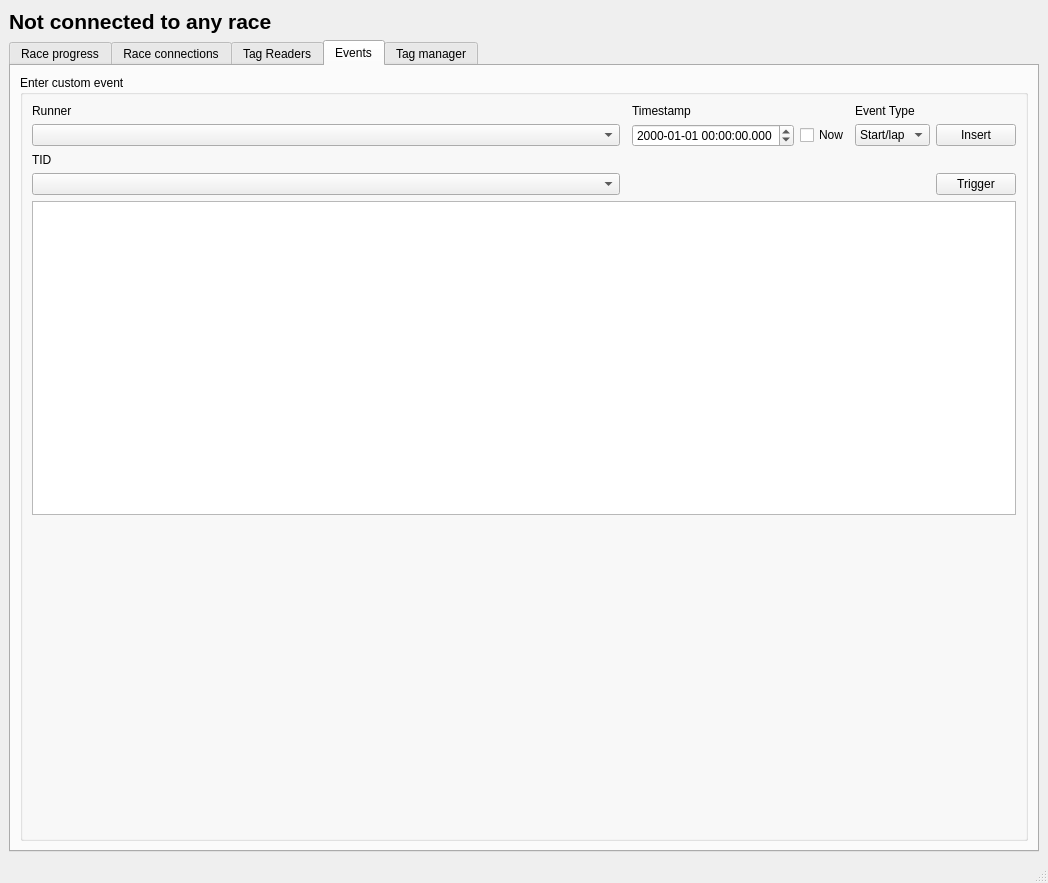
This is software/src/mainwindow.ui in nfogh/Racetiming as Qt 5 draws it before an edit. The edited form follows.
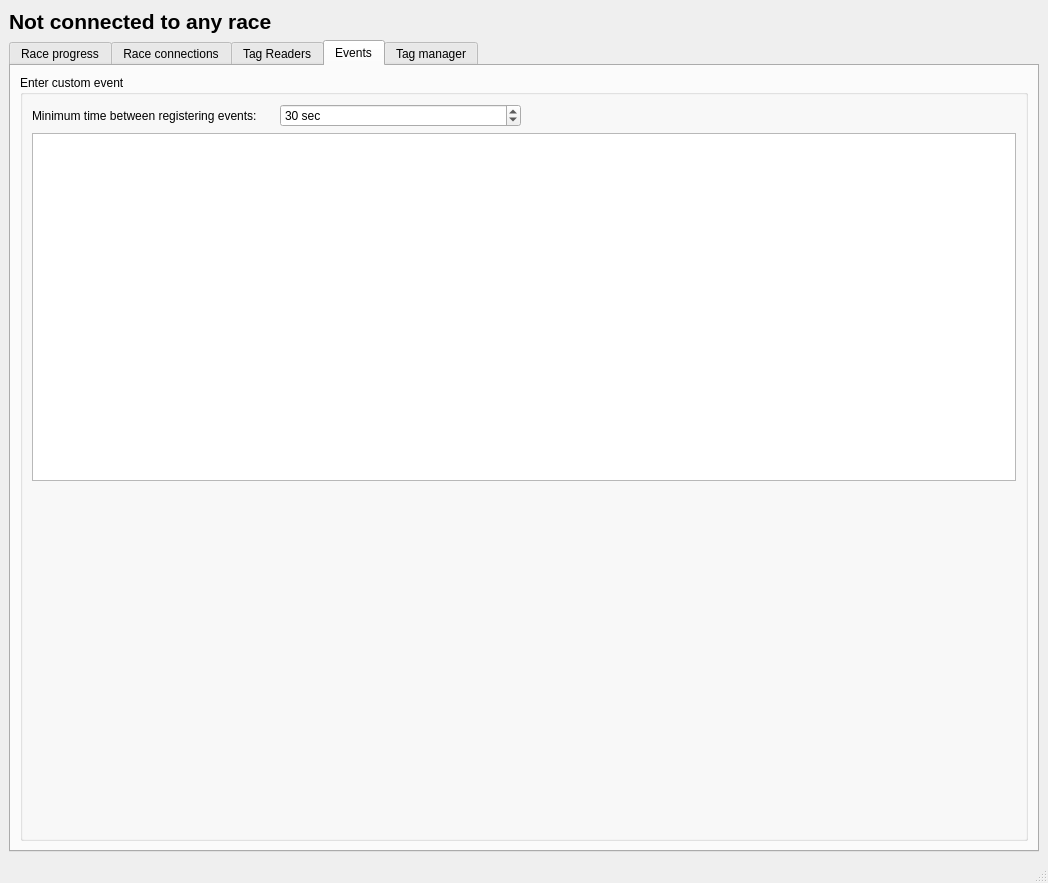
This is the edited form. The open tabs and pages were chosen to show the change. Custom widgets are drawn as their Qt base class.

Commit message: Added ability to set minimum time between events

The edit to the form file:
```diff
--- a/software/src/mainwindow.ui
+++ b/software/src/mainwindow.ui
@@ -31,7 +31,7 @@
     <item>
      <widget class="QTabWidget" name="tabWidget">
       <property name="currentIndex">
-       <number>4</number>
+       <number>3</number>
       </property>
       <widget class="QWidget" name="tab">
        <attribute name="title">
@@ -385,42 +385,10 @@
            <string>Enter custom event</string>
           </property>
           <layout class="QGridLayout" name="gridLayout_5">
-           <item row="1" column="4">
-            <widget class="QComboBox" name="customEventEventTypeComboBox">
-             <item>
-              <property name="text">
-               <string>Start/lap</string>
-              </property>
-             </item>
-             <item>
-              <property name="text">
-               <string>Finish</string>
-              </property>
-             </item>
-            </widget>
+           <item row="1" column="0" colspan="4">
+            <widget class="QPlainTextEdit" name="eventsPlainTextEdit"/>
            </item>
-           <item row="3" column="5">
-            <widget class="QPushButton" name="customEventTriggerPushButton">
-             <property name="text">
-              <string>Trigger</string>
-             </property>
-            </widget>
-           </item>
-           <item row="0" column="4">
-            <widget class="QLabel" name="label_12">
-             <property name="text">
-              <string>Event Type</string>
-             </property>
-            </widget>
-           </item>
-           <item row="1" column="5">
-            <widget class="QPushButton" name="customEventInsertPushButton">
-             <property name="text">
-              <string>Insert</string>
-             </property>
-            </widget>
-           </item>
-           <item row="5" column="4">
+           <item row="2" column="2">
             <spacer name="verticalSpacer">
              <property name="orientation">
               <enum>Qt::Vertical</enum>
@@ -433,64 +401,26 @@
              </property>
             </spacer>
            </item>
-           <item row="2" column="0">
+           <item row="0" column="0">
             <widget class="QLabel" name="label_8">
              <property name="text">
-              <string>TID</string>
+              <string>Minimum time between registering events:</string>
              </property>
             </widget>
            </item>
-           <item row="1" column="3">
-            <widget class="QCheckBox" name="customEventNowCheckBox">
-             <property name="text">
-              <string>Now</string>
+           <item row="0" column="1">
+            <widget class="QSpinBox" name="minimumTimeBetweenEventsSpinBox">
+             <property name="suffix">
+              <string> sec</string>
              </property>
-            </widget>
-           </item>
-           <item row="3" column="0">
-            <widget class="QComboBox" name="customEventTIDComboBox">
-             <property name="modelColumn">
-              <number>5</number>
+             <property name="maximum">
+              <number>600</number>
              </property>
-            </widget>
-           </item>
-           <item row="1" column="0">
-            <widget class="QComboBox" name="customEventRunnerIDComboBox">
-             <property name="sizePolicy">
-              <sizepolicy hsizetype="Expanding" vsizetype="Fixed">
-               <horstretch>0</horstretch>
-               <verstretch>0</verstretch>
-              </sizepolicy>
+             <property name="value">
+              <number>30</number>
              </property>
-             <property name="modelColumn">
-              <number>1</number>
-             </property>
             </widget>
            </item>
-           <item row="1" column="2">
-            <widget class="QDateTimeEdit" name="customEventTimestampDateTimeEdit">
-             <property name="displayFormat">
-              <string>yyyy-MM-dd HH:mm:ss.zzz</string>
-             </property>
-            </widget>
-           </item>
-           <item row="0" column="0">
-            <widget class="QLabel" name="label_9">
-             <property name="text">
-              <string>Runner</string>
-             </property>
-            </widget>
-           </item>
-           <item row="0" column="2">
-            <widget class="QLabel" name="label_10">
-             <property name="text">
-              <string>Timestamp</string>
-             </property>
-            </widget>
-           </item>
-           <item row="4" column="0" colspan="6">
-            <widget class="QPlainTextEdit" name="eventsPlainTextEdit"/>
-           </item>
           </layout>
          </widget>
         </item>
```
The commit also changes 2 other files.
